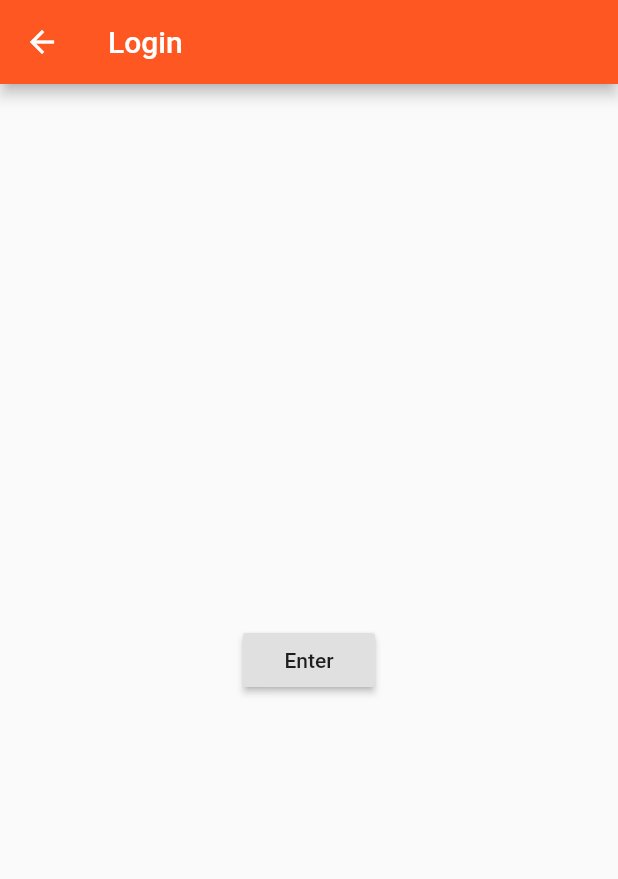
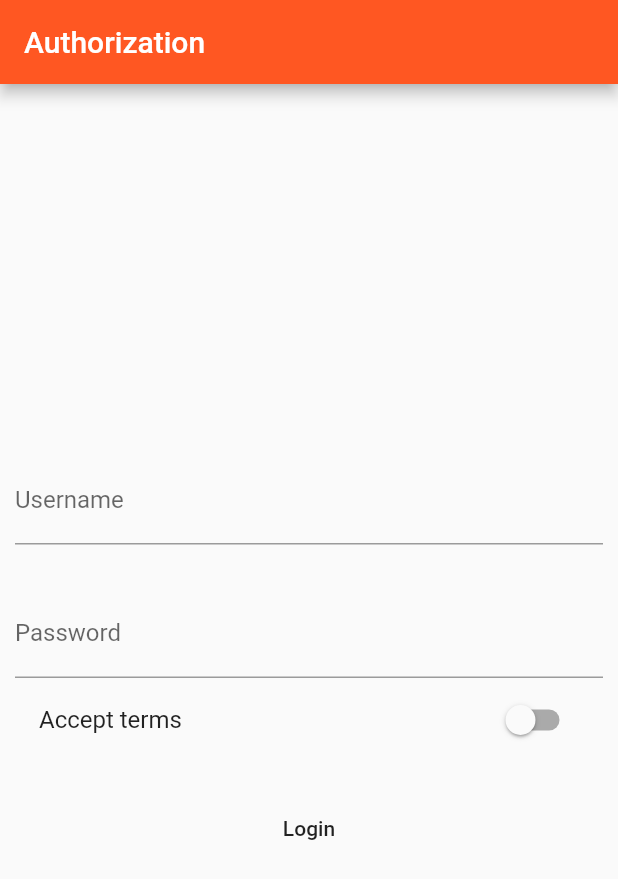
Before and after one commit to Pupye/UdemyProjCap, a Flutter app: the AuthPage screen opened directly, on a phone screen of 412 x 824 dp. Shown: the top 879 px of the screen. Run offline on Flutter 3.47's test engine with Material 2 defaults, Android fonts, the phone set to English and light mode, and no system bars.

Commit message:
added price tag and new login page

```diff
--- a/lib/pages/admin_product.dart
+++ b/lib/pages/admin_product.dart
@@ -23,7 +23,7 @@ class AdminProduct extends StatelessWidget {
                 ),
                 ListTile(
                   title: Text('Products'),
-                  onTap: () => Navigator.pushReplacementNamed(context, '/'),
+                  onTap: () => Navigator.pushReplacementNamed(context, '/products'),
                 )
               ],
             ),
--- a/lib/pages/auth.dart
+++ b/lib/pages/auth.dart
@@ -1,21 +1,54 @@
 import 'package:flutter/material.dart';
 
+class AuthPage extends StatefulWidget {
+  @override
+  State<StatefulWidget> createState() {
+    return _AuthPageState();
+  }
+}
 
-class AuthPage extends StatelessWidget {
+
+class _AuthPageState extends State <AuthPage>{
+  bool _acceptTerms = false;
+
   @override
   Widget build(BuildContext context) {
     return Scaffold(
-      appBar: AppBar(
-        title: Text('Login'),
-      ),
-      body: Center(
-        child: RaisedButton(
-          child: Text('Enter'),
-          onPressed: () {
-            Navigator.pushReplacementNamed(context, '/');
-          },
+        appBar: AppBar(
+          title: Text('Authorization'),
         ),
-      ),
-    );
+        body: Container(
+          margin: EdgeInsets.all(10.0),
+          child: Column(
+              mainAxisAlignment: MainAxisAlignment.center,
+              children: <Widget>[
+                TextField(
+                  decoration: InputDecoration(labelText: 'Username'),
+                ),
+                SizedBox(
+                  height: 30.0,
+                ),
+                TextField(
+                  obscureText: true,
+                  decoration: InputDecoration(labelText: 'Password'),
+                ),
+                SwitchListTile(
+                  title: Text('Accept terms'),
+                  value: _acceptTerms,
+                  onChanged: (bool value) {
+                    setState(() {
+                      _acceptTerms = value;
+                    });
+                  },
+                ),
+                SizedBox(height: 20.0),
+                MaterialButton(
+                  child: Text('Login'),
+                  onPressed: () {
+                    Navigator.pushReplacementNamed(context, '/products');
+                  },
+                ),
+              ]),
+        ));
   }
 }
```
Also changed, not shown: lib/main.dart (+6 -2 lines), lib/pages/product_create.dart (+10 -10 lines), lib/products.dart (+33 -7 lines), pubspec.yaml (+5 -4 lines), assets/fonts/Oswald-Bold.ttf (added).
